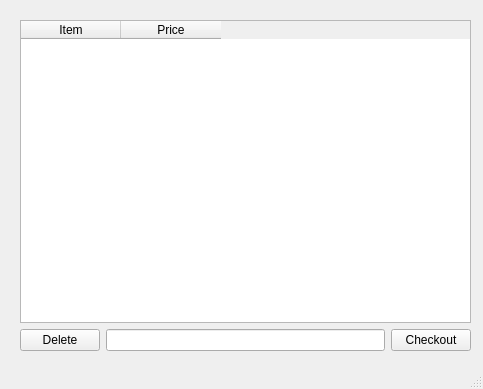
The window that Project02 - QT Pet Database/src/PetDatabase/cartwindow.ui (tonysulfaro/CSE-335-Projects) describes before a commit, drawn with Qt 5.
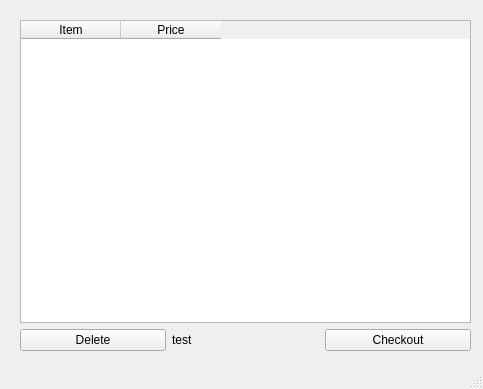
The same window after the commit.

```diff
--- a/Project02 - QT Pet Database/src/PetDatabase/cartwindow.ui
+++ b/Project02 - QT Pet Database/src/PetDatabase/cartwindow.ui
@@ -48,7 +48,11 @@
         </widget>
        </item>
        <item>
-        <widget class="QLineEdit" name="lineSavings"/>
+        <widget class="QLabel" name="label">
+         <property name="text">
+          <string>test</string>
+         </property>
+        </widget>
        </item>
        <item>
         <widget class="QPushButton" name="Button_Checkout">
```
Left out of the diff: 2 changed lines with no effect on the pictures.
